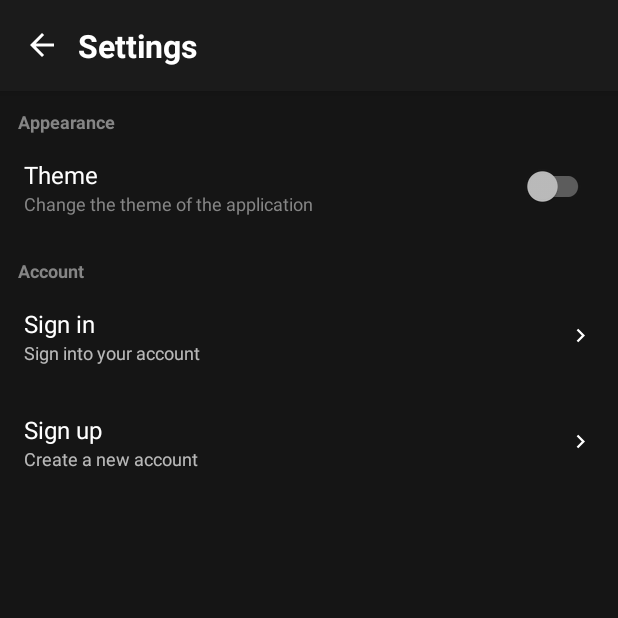
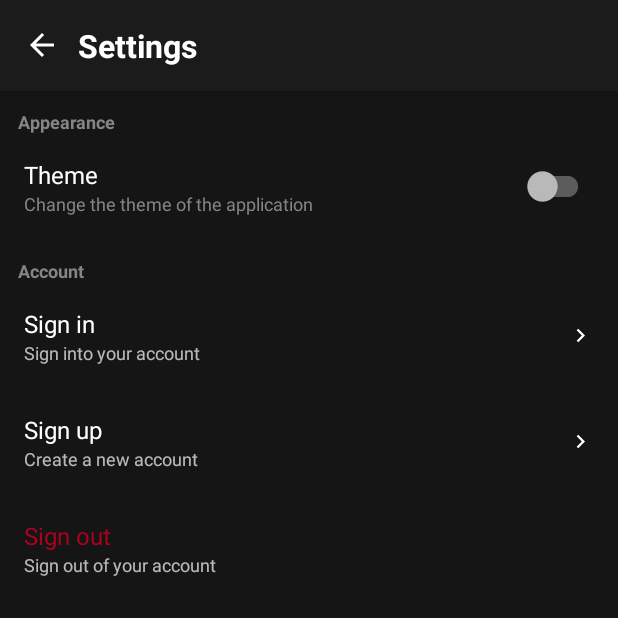
Before and after one commit to Adoobdoob71/Mogal, an Android app: the SettingsActivity screen opened directly, with no data from a screen before it, on a phone screen of 412 x 824 dp, the top half of it. Run offline under Robolectric (Android 15) with nearby library versions, the phone set to English and light mode, and no system bars; our stand-ins replace Firebase (no records; nobody signed in at launch, a user with empty details on screens opened directly).

Commit message:
Added sign out option in Settings and fixed small stuff

```diff
--- a/app/src/main/java/com/mogal/MainActivity.java
+++ b/app/src/main/java/com/mogal/MainActivity.java
@@ -111,8 +111,7 @@ public class MainActivity extends AppCompatActivity {
     public void loadData(){
         FirebaseUser user = firebaseAuth.getCurrentUser();
         if (user != null) {
-            String UID = user.getUid();
-            SharedPreferences sharedPreferences = this.getPreferences(Context.MODE_PRIVATE);
+            SharedPreferences sharedPreferences = getPreferences(Context.MODE_PRIVATE);
             String profilePictureURL = sharedPreferences.getString("profile_picture_url", "");
             ImageHandler imageHandler = new ImageHandler(profilePicture, profilePictureURL);
             imageHandler.start();
--- a/app/src/main/java/com/mogal/SettingsActivity.java
+++ b/app/src/main/java/com/mogal/SettingsActivity.java
@@ -2,16 +2,22 @@ package com.mogal;
 
 import androidx.appcompat.app.AppCompatActivity;
 
+import android.content.Context;
 import android.content.Intent;
+import android.content.SharedPreferences;
 import android.os.Bundle;
 import android.view.View;
 import android.widget.ImageButton;
 import android.widget.LinearLayout;
+import android.widget.Toast;
+
+import com.google.firebase.auth.FirebaseAuth;
 
 public class SettingsActivity extends AppCompatActivity {
 
     ImageButton backButton;
-    LinearLayout signInButton, signUpButton;
+    LinearLayout signInButton, signUpButton, signOutButton;
+    FirebaseAuth firebaseAuth;
 
     @Override
     protected void onCreate(Bundle savedInstanceState) {
@@ -25,6 +31,8 @@ public class SettingsActivity extends AppCompatActivity {
         backButton = findViewById(R.id.activity_settings_back_button);
         signInButton = findViewById(R.id.activity_settings_sign_in);
         signUpButton = findViewById(R.id.activity_settings_sign_up);
+        signOutButton = findViewById(R.id.activity_settings_sign_out);
+        firebaseAuth = FirebaseAuth.getInstance();
     }
 
     public void handleButtons(){
@@ -48,5 +56,22 @@ public class SettingsActivity extends AppCompatActivity {
                 startActivity(intent);
             }
         });
+        signOutButton.setOnClickListener(new View.OnClickListener() {
+            @Override
+            public void onClick(View view) {
+                signOut();
+                Toast.makeText(getApplicationContext(), "Signed out successfully", Toast.LENGTH_SHORT).show();
+            }
+        });
+    }
+
+    public void signOut(){
+        firebaseAuth.signOut();
+        SharedPreferences sharedPreferences = this.getPreferences(Context.MODE_PRIVATE);
+        SharedPreferences.Editor editor = sharedPreferences.edit();
+        editor.putString("nickname", null);
+        editor.putString("profile_picture_url", null);
+        editor.putString("uid", null);
+        editor.apply();
     }
 }
--- a/app/src/main/java/com/mogal/SignInActivity.java
+++ b/app/src/main/java/com/mogal/SignInActivity.java
@@ -96,8 +96,10 @@ public class SignInActivity extends AppCompatActivity {
 
             }
         });
-        SharedPreferences sharedPreferences = this.getPreferences(Context.MODE_PRIVATE);
+        SharedPreferences sharedPreferences = getPreferences(Context.MODE_PRIVATE);
         SharedPreferences.Editor editor = sharedPreferences.edit();
+        editor.putString("nickname", userProperties.getNickname());
+        editor.putString("uid", userProperties.getUid());
         editor.putString("profile_picture_url", userProperties.getProfile_picture());
         editor.apply();
     }
--- a/app/src/main/res/layout/activity_settings.xml
+++ b/app/src/main/res/layout/activity_settings.xml
@@ -161,6 +161,33 @@
                     android:src="@drawable/chevron"
                     app:tint="?attr/colorText" />
             </LinearLayout>
+            <LinearLayout
+                android:layout_width="match_parent"
+                android:layout_height="wrap_content"
+                android:orientation="horizontal"
+                android:padding="16dp"
+                android:id="@+id/activity_settings_sign_out"
+                android:background="?attr/selectableItemBackground"
+                android:gravity="center_vertical">
+                <LinearLayout
+                    android:layout_width="0dp"
+                    android:layout_height="wrap_content"
+                    android:orientation="vertical"
+                    android:layout_weight="1">
+                    <TextView
+                        android:layout_width="wrap_content"
+                        android:layout_height="wrap_content"
+                        android:text="@string/sign_out"
+                        android:textSize="16sp"
+                        android:textColor="@color/design_default_color_error"/>
+                    <TextView
+                        android:layout_width="wrap_content"
+                        android:layout_height="wrap_content"
+                        android:text="@string/sign_out_description"
+                        android:textSize="12sp"
+                        />
+                </LinearLayout>
+            </LinearLayout>
         </LinearLayout>
     </ScrollView>
 </androidx.constraintlayout.widget.ConstraintLayout>
--- a/app/src/main/res/values/strings.xml
+++ b/app/src/main/res/values/strings.xml
@@ -25,6 +25,8 @@
     <string name="sign_in_description">Sign into your account</string>
     <string name="sign_up">Sign up</string>
     <string name="sign_up_description">Create a new account</string>
+    <string name="sign_out">Sign out</string>
+    <string name="sign_out_description">Sign out of your account</string>
     <string name="nickname">Nickname</string>
     <string name="email">Email</string>
     <string name="password">Password</string>
```
Also changed, not shown: app/src/main/java/com/mogal/SignUpActivity.java (+10 -1 lines).
